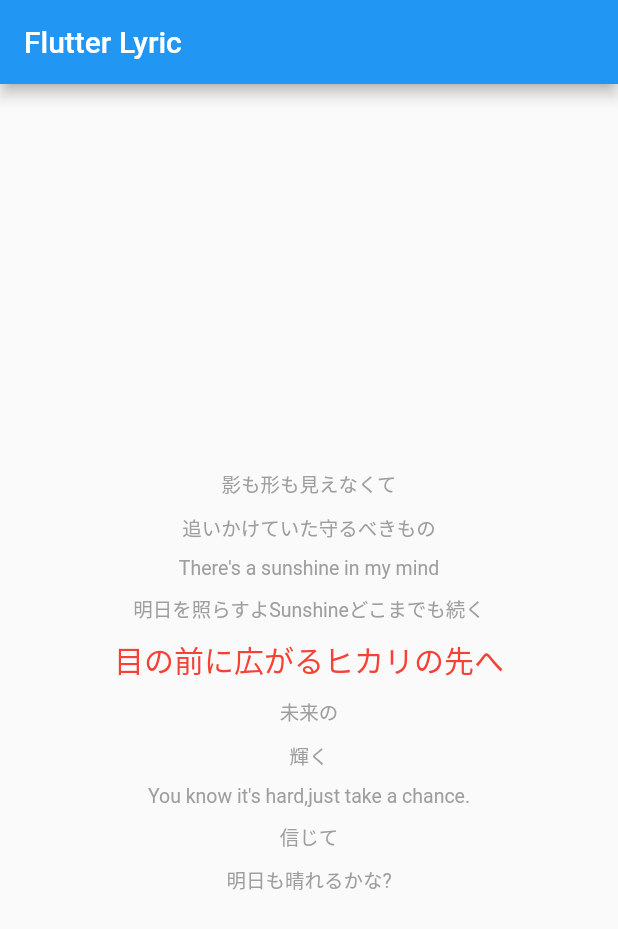
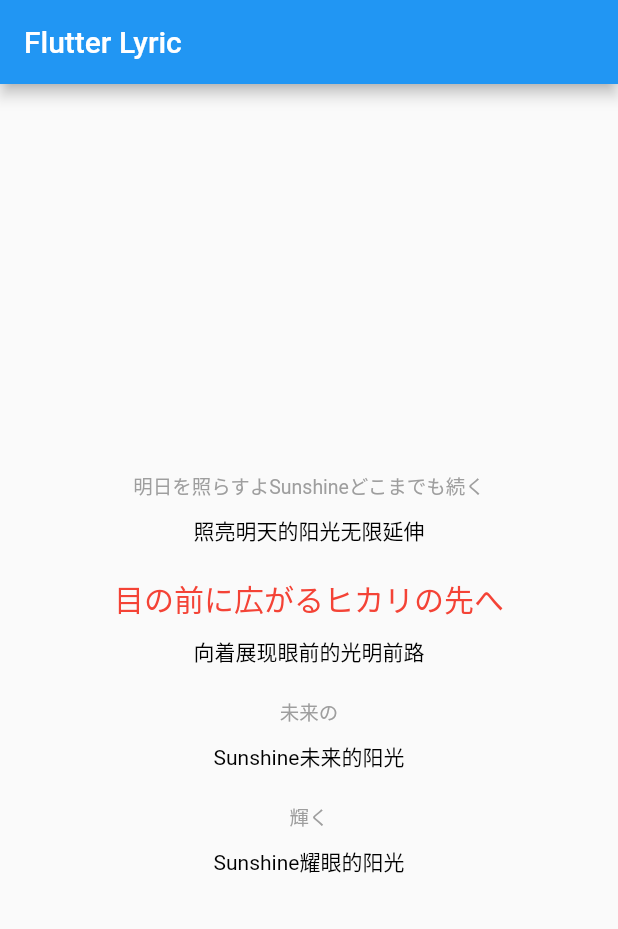
Before and after one commit to ozyl/flutter_lyric, a Flutter app: the screen it shows after launch, on a phone screen of 412 x 824 dp. Shown: the top 929 px of the screen. Run offline on Flutter 3.47's test engine with Material 2 defaults, Android fonts, the light colour scheme and no system bars.

Commit message:
修改说明信息

```diff
--- a/example/lib/main.dart
+++ b/example/lib/main.dart
@@ -62,7 +62,7 @@ class _MyHomePageState extends State<MyHomePage> with TickerProviderStateMixin{
       appBar: AppBar(
         title: Text(widget.title),
       ),
-      body: Center(child: LyricWidget(size: Size(300,300),lyrics: lyrics,vsync: this,currentProgress: start.inMilliseconds.toDouble(),)),
+      body: Center(child: LyricWidget(size: Size(300,300),lyrics: lyrics,vsync: this,currentProgress: start.inMilliseconds.toDouble(),remarkLyrics: remarkLyrics,)),
     );
   }
 }
--- a/lib/flutter_lyric.dart
+++ b/lib/flutter_lyric.dart
@@ -3,8 +3,7 @@ import 'dart:async';
 import 'package:flutter/services.dart';
 
 class FlutterLyric {
-  static const MethodChannel _channel =
-      const MethodChannel('flutter_lyric');
+  static const MethodChannel _channel = const MethodChannel('flutter_lyric');
 
   static Future<String> get platformVersion async {
     final String version = await _channel.invokeMethod('getPlatformVersion');
--- a/lib/lyric.dart
+++ b/lib/lyric.dart
@@ -1,10 +1,10 @@
-class Lyric{
+class Lyric {
   String lyric;
   Duration startTime;
   Duration endTime;
   bool isRemark;
 
-  Lyric(this.lyric, {this.startTime, this.endTime,this.isRemark=false});
+  Lyric(this.lyric, {this.startTime, this.endTime, this.isRemark = false});
 
   @override
   String toString() {
--- a/lib/lyric_painter.dart
+++ b/lib/lyric_painter.dart
@@ -23,10 +23,10 @@ class LyricPainter extends CustomPainter with ChangeNotifier {
   double lyricMaxWidth;
 
   //歌词间距
-  double lyricGapValue ;
+  double lyricGapValue;
 
   //歌词间距
-  double subLyricGapValue ;
+  double subLyricGapValue;
 
   //歌词总长度
   double totalHeight = 0;
@@ -55,7 +55,6 @@ class LyricPainter extends CustomPainter with ChangeNotifier {
   int notEmptySubLyricIndex = 0;
 
   //歌词行高度
-  double _lyricHeight = 0;
   double _subLyricHeight = 0;
 
   //歌词样式
@@ -67,12 +66,8 @@ class LyricPainter extends CustomPainter with ChangeNotifier {
   //当前歌词样式
   TextStyle currLyricTextStyle;
 
-  //翻译/音译当前歌词样式(排期)
-  TextStyle _currSubLyricTextStyle = TextStyle(color: Colors.red, fontSize: 10);
-
-  LyricPainter(
-    this.lyrics, {
-      List<Lyric> remarkLyrics,
+  LyricPainter(this.lyrics,
+      {List<Lyric> remarkLyrics,
       double currDuration,
       TickerProvider vsync,
       TextStyle lyricStyle,
@@ -80,12 +75,14 @@ class LyricPainter extends CustomPainter with ChangeNotifier {
       TextStyle currLyricStyle,
       this.lyricGapValue,
       this.subLyricGapValue,
-        this.lyricMaxWidth
-  })  : this.lyricTextStyle =
+      this.lyricMaxWidth})
+      : this.lyricTextStyle =
             lyricStyle ?? TextStyle(color: Colors.grey, fontSize: 13),
-        this.subLyricTextStyle = remarkStyle??TextStyle(color: Colors.black, fontSize: 14),
-        this.currLyricTextStyle = currLyricStyle??TextStyle(color: Colors.red, fontSize: 20)
-  ,this.subLyrics =remarkLyrics{
+        this.subLyricTextStyle =
+            remarkStyle ?? TextStyle(color: Colors.black, fontSize: 14),
+        this.currLyricTextStyle =
+            currLyricStyle ?? TextStyle(color: Colors.red, fontSize: 20),
+        this.subLyrics = remarkLyrics {
     //歌词转画笔
     lyricTextPaints.addAll(lyrics
         .map(
@@ -94,11 +91,6 @@ class LyricPainter extends CustomPainter with ChangeNotifier {
               textDirection: TextDirection.ltr),
         )
         .toList());
-
-    var notEmptyLyricIndex = getNotEmptyLineHeight(lyrics);
-    //计算默认歌词高度
-    lyricTextPaints[notEmptyLyricIndex]..layout();
-    _lyricHeight = lyricTextPaints[notEmptyLyricIndex].height;
 
     //翻译/音译歌词转画笔
     if (subLyrics != null && subLyrics.isNotEmpty) {
@@ -116,7 +108,7 @@ class LyricPainter extends CustomPainter with ChangeNotifier {
     }
 
     currentLyricIndex = findLyricIndexByDuration(currDuration ?? 0, lyrics);
-    if (currentLyricIndex==0 || vsync == null) {
+    if (currentLyricIndex == 0 || vsync == null) {
       offset = -computeScrollY(currentLyricIndex);
     } else {
       animationScrollY(currentLyricIndex, vsync);
@@ -260,7 +252,6 @@ class LyricPainter extends CustomPainter with ChangeNotifier {
           .where((subLyric) => subLyric.endTime <= lyrics[curLine].endTime)
           .toList();
       totalHeight += list.length * (subLyricGapValue + _subLyricHeight);
-      print('${list.length}');
     }
     return totalHeight;
   }
```
Also changed, not shown: lib/lyric_util.dart (+10 -12 lines), pubspec.yaml (+5 -4 lines), example/pubspec.lock, 5 other files. Lines whose indentation alone changed are shown as unchanged.
